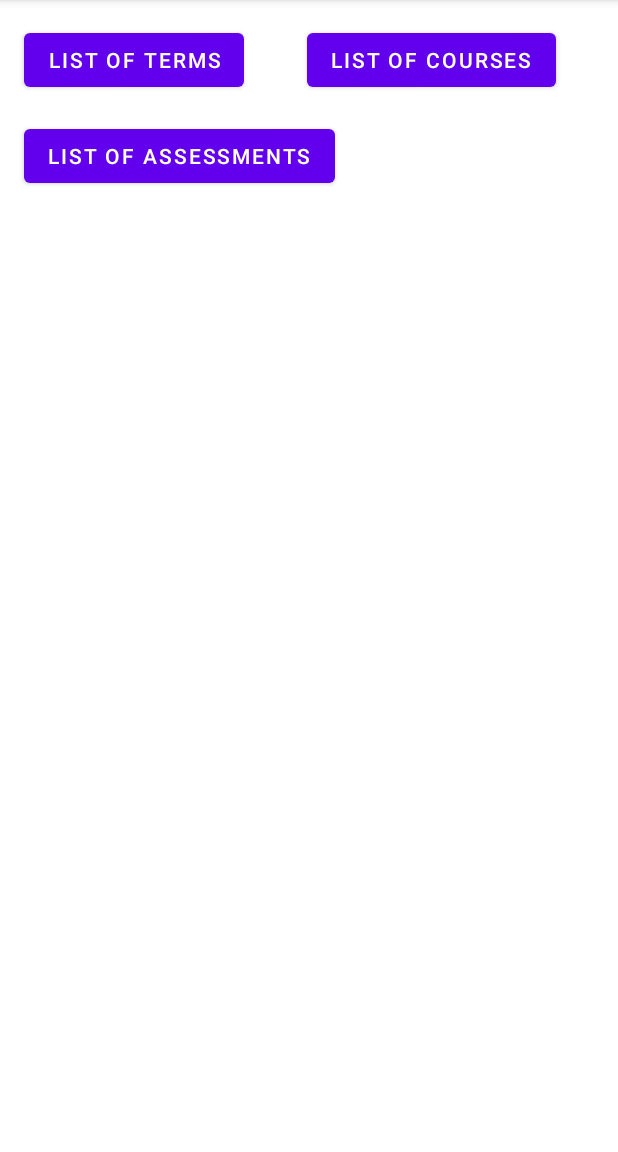
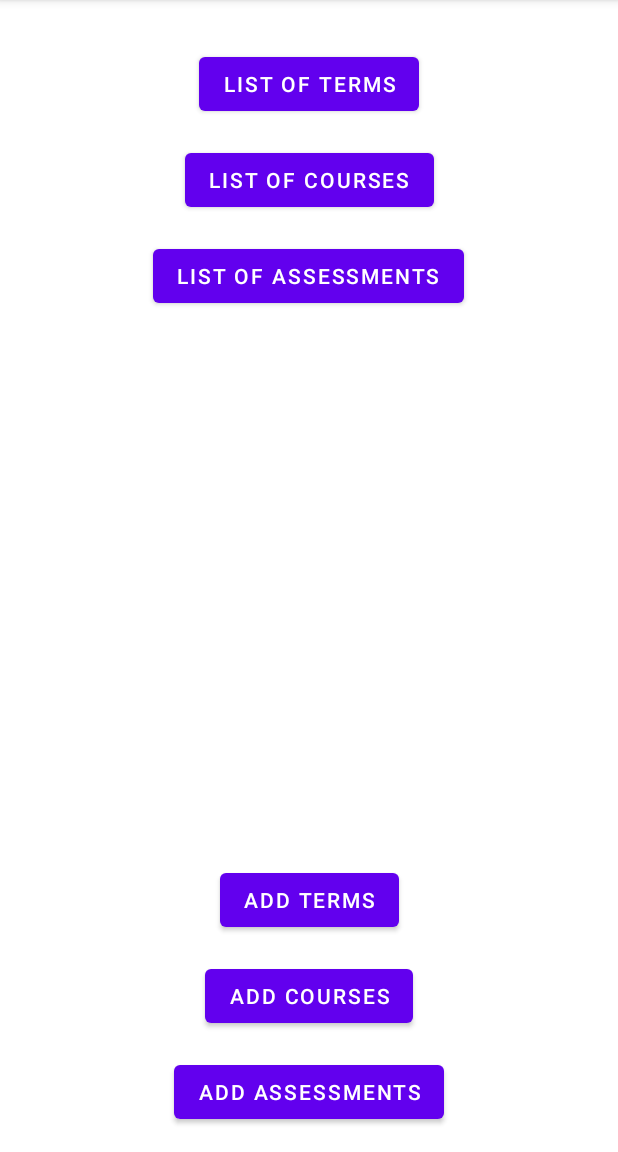
Before and after one commit to rkmoon/SchoolSchedulingApp, an Android app: the screen it shows after launch (MainActivity), on a phone screen of 412 x 824 dp, the part 84-1236 px from its top. Run offline under Robolectric (Android 15) with nearby library versions, the phone set to English and light mode, and no system bars; our stand-ins replace Room's generated code.

Commit message:
Created some UI (still need to work on flow of app)

```diff
--- a/app/src/main/java/com/ryanmoonscheduleapp/myapplication/UI/MainActivity.java
+++ b/app/src/main/java/com/ryanmoonscheduleapp/myapplication/UI/MainActivity.java
@@ -7,6 +7,7 @@ import android.os.Bundle;
 import android.view.View;
 
 import com.ryanmoonscheduleapp.myapplication.Entities.Course;
+import com.ryanmoonscheduleapp.myapplication.Entities.Term;
 import com.ryanmoonscheduleapp.myapplication.R;
 import com.ryanmoonscheduleapp.myapplication.database.Repository;
 
@@ -15,13 +16,21 @@ import java.time.Instant;
 
 public class MainActivity extends AppCompatActivity {
 
+    //Remove these before building
+    Repository repo;
+    Term testTerm;
+    Course testCourse;
+
+
     @Override
     protected void onCreate(Bundle savedInstanceState) {
         super.onCreate(savedInstanceState);
         setContentView(R.layout.activity_main);
-        Repository repo = new Repository(getApplication());
-        Course course = new Course("History", Date.from(Instant.now()), Date.from(Instant.now()), Course.Status.INPROGRESS, "big booty judy", "666", "ass");
-        repo.insert(course);
+        repo = new Repository(getApplication());
+        testTerm = new Term("Term 1", Date.from(Instant.now()), java.util.Date.from(Instant.now()));;
+        testCourse = new Course("History", Date.from(Instant.now()), Date.from(Instant.now()),
+                Course.Status.INPROGRESS, "big booty judy", "666",
+                "ass", testTerm.getTermID());
 
     }
 
@@ -38,4 +47,19 @@ public class MainActivity extends AppCompatActivity {
         Intent intent = new Intent(this, ListOfAssessments.class);
         startActivity(intent);
     }
+
+    //remove these before submitting
+    public void addTerms(View view){
+        Term term2 = new Term("Term 2", Date.from(Instant.now()), java.util.Date.from(Instant.now()));
+        repo.insert(testTerm);
+        repo.insert(term2);
+    }
+
+    public void addCourses(View view){
+        repo.insert(testCourse);
+    }
+
+    public void addAssessments(View view){
+
+    }
 }
--- a/app/src/main/java/com/ryanmoonscheduleapp/myapplication/database/DatabaseBuilder.java
+++ b/app/src/main/java/com/ryanmoonscheduleapp/myapplication/database/DatabaseBuilder.java
@@ -17,7 +17,7 @@ import com.ryanmoonscheduleapp.myapplication.Entities.Course;
 import com.ryanmoonscheduleapp.myapplication.Entities.Term;
 import com.ryanmoonscheduleapp.myapplication.Utilities.Converters;
 
-@Database(entities = {Assessment.class, Course.class, Term.class}, version=1, exportSchema = false)
+@Database(entities = {Assessment.class, Course.class, Term.class}, version=8, exportSchema = false)
 @TypeConverters({Converters.class})
 public abstract class DatabaseBuilder extends RoomDatabase {
     public abstract AssessmentDAO assessmentDAO();
--- a/app/src/main/java/com/ryanmoonscheduleapp/myapplication/database/Repository.java
+++ b/app/src/main/java/com/ryanmoonscheduleapp/myapplication/database/Repository.java
@@ -35,7 +35,6 @@ public class Repository {
         databaseExecutor.execute(() -> {
             mAllAssessments = mAssessmentDAO.getAllAssessments();
         });
-
         try {
             Thread.sleep(1000);
         } catch (InterruptedException e) {
--- a/app/src/main/res/layout/activity_list_of_courses.xml
+++ b/app/src/main/res/layout/activity_list_of_courses.xml
@@ -6,4 +6,8 @@
     android:layout_height="match_parent"
     tools:context=".UI.ListOfCourses">
 
+    <androidx.recyclerview.widget.RecyclerView
+        android:id="@+id/recyclerviewcourses"
+        android:layout_width="match_parent"
+        android:layout_height="match_parent" />
 </androidx.constraintlayout.widget.ConstraintLayout>
--- a/app/src/main/res/layout/activity_main.xml
+++ b/app/src/main/res/layout/activity_main.xml
@@ -10,10 +10,10 @@
         android:id="@+id/button_terms"
         android:layout_width="wrap_content"
         android:layout_height="wrap_content"
-        android:layout_marginStart="16dp"
-        android:layout_marginTop="16dp"
+        android:layout_marginTop="32dp"
         android:onClick="openTerms"
         android:text="@string/terms_button"
+        app:layout_constraintEnd_toEndOf="parent"
         app:layout_constraintStart_toStartOf="parent"
         app:layout_constraintTop_toTopOf="parent" />
 
@@ -21,24 +21,57 @@
         android:id="@+id/button_courses"
         android:layout_width="wrap_content"
         android:layout_height="wrap_content"
-        android:layout_marginStart="16dp"
         android:layout_marginTop="16dp"
-        android:layout_marginEnd="16dp"
         android:onClick="openCourses"
         android:text="@string/courses_button"
         app:layout_constraintEnd_toEndOf="parent"
-        app:layout_constraintStart_toEndOf="@+id/button_terms"
-        app:layout_constraintTop_toTopOf="parent" />
+        app:layout_constraintStart_toStartOf="parent"
+        app:layout_constraintTop_toBottomOf="@+id/button_terms" />
 
     <Button
         android:id="@+id/button_assessments"
         android:layout_width="wrap_content"
         android:layout_height="wrap_content"
-        android:layout_marginStart="16dp"
         android:layout_marginTop="16dp"
         android:onClick="openAssessments"
         android:text="@string/assessments_button"
+        app:layout_constraintEnd_toEndOf="parent"
+        app:layout_constraintHorizontal_bias="0.497"
         app:layout_constraintStart_toStartOf="parent"
-        app:layout_constraintTop_toBottomOf="@+id/button_terms" />
+        app:layout_constraintTop_toBottomOf="@+id/button_courses" />
+
+    <Button
+        android:id="@+id/button_add_dummy_terms"
+        android:layout_width="wrap_content"
+        android:layout_height="wrap_content"
+        android:layout_marginBottom="16dp"
+        android:onClick="addTerms"
+        android:text="Add Terms"
+        app:layout_constraintBottom_toTopOf="@+id/button_add_dummy_courses"
+        app:layout_constraintEnd_toEndOf="parent"
+        app:layout_constraintHorizontal_bias="0.501"
+        app:layout_constraintStart_toStartOf="parent" />
+
+    <Button
+        android:id="@+id/button_add_dummy_courses"
+        android:layout_width="wrap_content"
+        android:layout_height="wrap_content"
+        android:layout_marginBottom="16dp"
+        android:onClick="addCourses"
+        android:text="Add Courses"
+        app:layout_constraintBottom_toTopOf="@+id/button_add_dummy_assessments"
+        app:layout_constraintEnd_toEndOf="parent"
+        app:layout_constraintStart_toStartOf="parent" />
+
+    <Button
+        android:id="@+id/button_add_dummy_assessments"
+        android:layout_width="wrap_content"
+        android:layout_height="wrap_content"
+        android:layout_marginBottom="16dp"
+        android:onClick="addAssessments"
+        android:text="Add Assessments"
+        app:layout_constraintBottom_toBottomOf="parent"
+        app:layout_constraintEnd_toEndOf="parent"
+        app:layout_constraintStart_toStartOf="parent" />
 
 </androidx.constraintlayout.widget.ConstraintLayout>
--- /dev/null
+++ b/app/src/main/res/layout/list_item_assessment.xml
@@ -0,0 +1,6 @@
+<?xml version="1.0" encoding="utf-8"?>
+<androidx.constraintlayout.widget.ConstraintLayout xmlns:android="http://schemas.android.com/apk/res/android"
+    android:layout_width="match_parent"
+    android:layout_height="match_parent">
+
+</androidx.constraintlayout.widget.ConstraintLayout>
--- a/app/src/main/res/values/strings.xml
+++ b/app/src/main/res/values/strings.xml
@@ -3,5 +3,7 @@
     <string name="terms_button">List of Terms</string>
     <string name="courses_button">List of Courses</string>
     <string name="assessments_button">List of Assessments</string>
+    <string name="no_terms">No Terms</string>
+    <string name="no_courses">No Courses</string>
 
 </resources>
```
Also changed, not shown: app/src/main/java/com/ryanmoonscheduleapp/myapplication/Entities/Assessment.java (+12 -1 lines), app/src/main/java/com/ryanmoonscheduleapp/myapplication/Entities/Course.java (+34 -4 lines), app/src/main/java/com/ryanmoonscheduleapp/myapplication/UI/AssessmentAdapter.java (added, +43 -0 lines), app/src/main/java/com/ryanmoonscheduleapp/myapplication/UI/CourseAdapter.java (added, +101 -0 lines), app/src/main/java/com/ryanmoonscheduleapp/myapplication/UI/ListOfCourses.java (+21 -1 lines), app/src/main/java/com/ryanmoonscheduleapp/myapplication/UI/ListOfTerms.java (+17 -1 lines), app/src/main/java/com/ryanmoonscheduleapp/myapplication/UI/TermAdapter.java (added, +96 -0 lines), app/src/main/res/layout/activity_list_of_terms.xml (+7 -0 lines), app/src/main/res/layout/list_item_course.xml (added, +43 -0 lines), app/src/main/res/layout/list_item_term.xml (added, +36 -0 lines).
